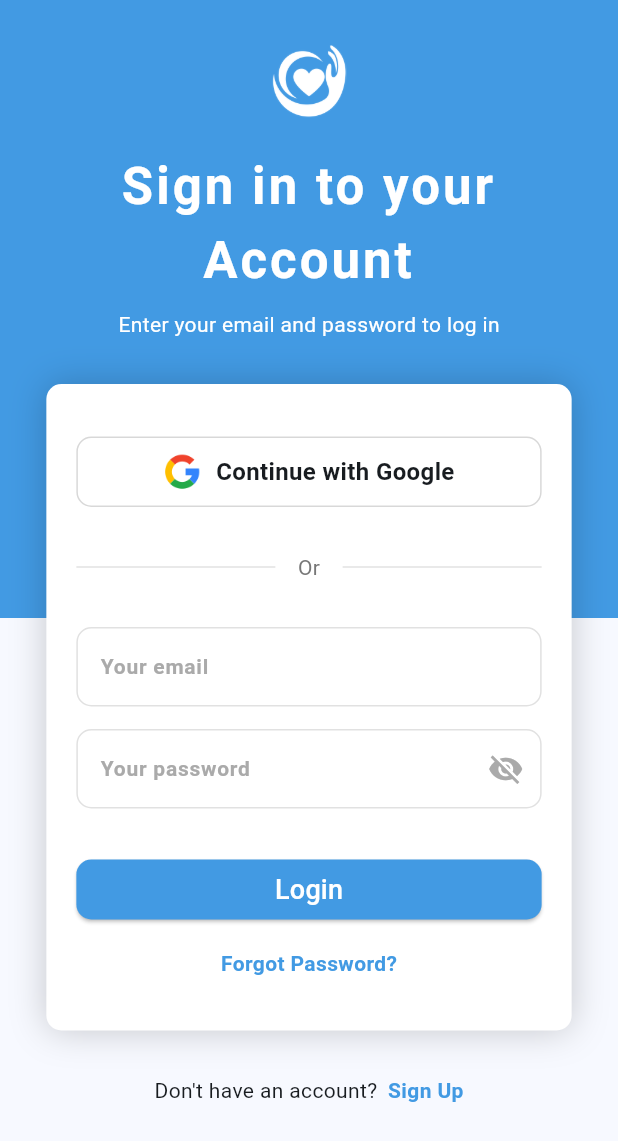
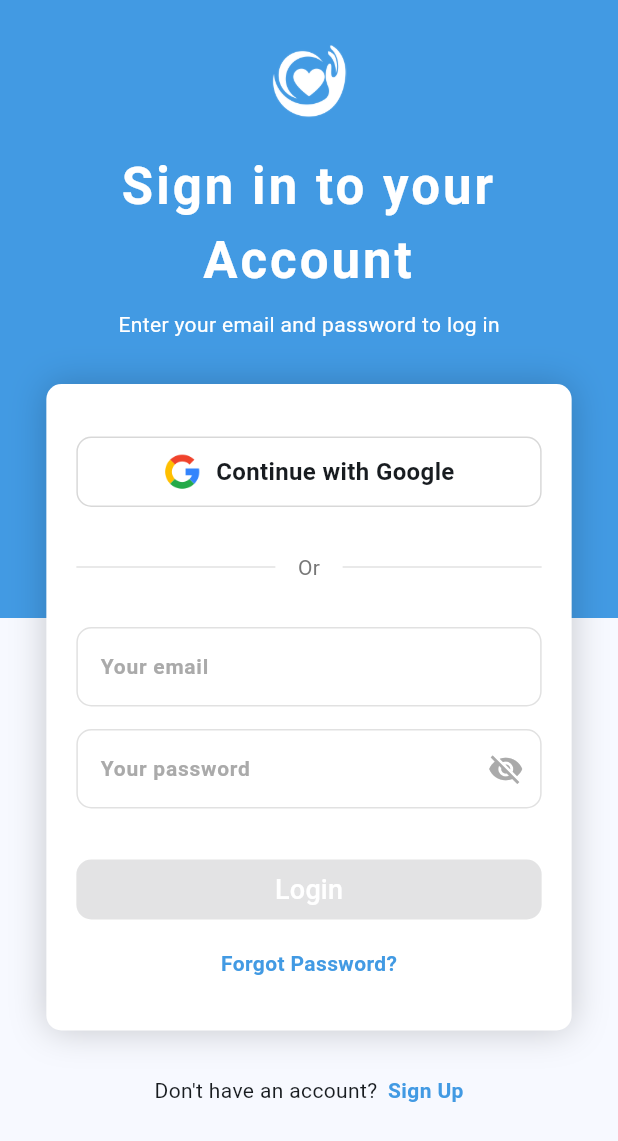
Before and after one commit to abdullahessamm/AI-Care, a Flutter app: the screen it shows after launch, on a phone screen of 412 x 824 dp. Shown: the top 1141 px of the screen. Run offline on Flutter 3.47's test engine with Material 3 defaults, Android fonts, the phone set to English and light mode, and no system bars; our stand-ins replace firebase_auth, firebase_core, flutter_bloc, google_sign_in; accounts and stored records are empty; Roboto replaces fonts that are missing (Tahoma).

Commit message:
login module ready

```diff
--- a/lib/data/datasources/auth/auth_datasource_interface.dart
+++ /dev/null
@@ -1,14 +0,0 @@
-import 'package:ai_care/domain/entities/user.dart';
-
-class AuthResult {
-  final bool success;
-  final User? user;
-  final String? errorMessage;
-
-  AuthResult({required this.success, this.user, this.errorMessage});
-
-  factory AuthResult.success(User user) =>
-      AuthResult(success: true, user: user);
-  factory AuthResult.failure(String errorMessage) =>
-      AuthResult(success: false, errorMessage: errorMessage);
-}
--- a/lib/domain/usecases/auth/login_with_google_usecase.dart
+++ b/lib/domain/usecases/auth/login_with_google_usecase.dart
@@ -5,8 +5,7 @@ class LoginWithGoogleUsecase {
 
   LoginWithGoogleUsecase({required this.authRepository});
 
-  Future<bool> execute() async {
-    AuthResult result = await authRepository.loginWithGoogle();
-    return result.success;
+  Future<AuthResult> execute() async {
+    return await authRepository.loginWithGoogle();
   }
 }
--- a/lib/main.dart
+++ b/lib/main.dart
@@ -1,14 +1,16 @@
 import 'package:ai_care/core/constants/app_color.dart';
+import 'package:ai_care/presentation/blocs/auth/auth_bloc.dart';
 import 'package:ai_care/presentation/views/auth_view.dart';
 import 'package:ai_care/presentation/views/main_view.dart';
 import 'package:firebase_core/firebase_core.dart';
 import 'package:flutter/material.dart';
 import 'package:flutter/services.dart';
+import 'package:flutter_bloc/flutter_bloc.dart';
 
 void main() async {
   WidgetsFlutterBinding.ensureInitialized();
   await Firebase.initializeApp();
-  runApp(const MyApp());
+  runApp(BlocProvider(create: (context) => AuthBloc(), child: const MyApp()));
 }
 
 class MyApp extends StatefulWidget {
@@ -19,7 +21,19 @@ class MyApp extends StatefulWidget {
 }
 
 class _MyAppState extends State<MyApp> {
-  final bool isLoggedIn = false;
+  bool isLoggedIn = false;
+
+  @override
+  void initState() {
+    final AuthBloc authBloc = context.read<AuthBloc>();
+    authBloc.add(CheckIfLoggedInEvent());
+    authBloc.stream.listen((AuthState state) {
+      setState(() {
+        isLoggedIn = state is Authenticated;
+      });
+    });
+    super.initState();
+  }
 
   @override
   Widget build(BuildContext context) {
--- /dev/null
+++ b/lib/presentation/blocs/auth/auth_event.dart
@@ -0,0 +1,25 @@
+part of 'auth_bloc.dart';
+
+@immutable
+sealed class AuthEvent {}
+
+class CheckIfLoggedInEvent extends AuthEvent {}
+
+class LoginWithEmailAndPasswordEvent extends AuthEvent {
+  final String email;
+  final String password;
+
+  LoginWithEmailAndPasswordEvent({required this.email, required this.password});
+}
+
+class LoginWithGoogleEvent extends AuthEvent {}
+
+class LogoutEvent extends AuthEvent {}
+
+class SignUpWithEmailAndPasswordEvent extends AuthEvent {
+  final String email;
+  final String password;
+
+  SignUpWithEmailAndPasswordEvent(
+      {required this.email, required this.password});
+}
--- /dev/null
+++ b/lib/presentation/blocs/auth/auth_state.dart
@@ -0,0 +1,22 @@
+part of 'auth_bloc.dart';
+
+@immutable
+sealed class AuthState {}
+
+final class AuthInitial extends AuthState {}
+
+final class AuthLoading extends AuthState {}
+
+final class Authenticated extends AuthState {
+  final User? user;
+
+  Authenticated({required this.user});
+}
+
+final class Unauthenticated extends AuthState {}
+
+final class AuthError extends AuthState {
+  final String? errorMessage;
+
+  AuthError({this.errorMessage});
+}
--- a/lib/presentation/pages/auth_view/login_page.dart
+++ b/lib/presentation/pages/auth_view/login_page.dart
@@ -1,7 +1,6 @@
 import 'package:ai_care/core/constants/app_color.dart';
-import 'package:ai_care/core/errors/firebase_errors.dart';
-import 'package:ai_care/data/repositories/auth/firebase_auth_repository.dart';
-import 'package:ai_care/domain/usecases/auth/login_with_google_usecase.dart';
+import 'package:ai_care/presentation/blocs/auth/auth_bloc.dart';
+import 'package:flutter_bloc/flutter_bloc.dart';
 import 'package:flutter/material.dart';
 
 class LoginPage extends StatefulWidget {
@@ -12,13 +11,46 @@ class LoginPage extends StatefulWidget {
 }
 
 class _LoginPageState extends State<LoginPage> {
-  final TextEditingController _emailController = TextEditingController();
-  final TextEditingController _passwordController = TextEditingController();
+  late TextEditingController _emailController;
+  late TextEditingController _passwordController;
   bool _showPassword = false;
+  bool _emailEmpty = true;
+  bool _passwordEmpty = true;
+  bool _googleLoginLoading = false;
+  bool _emailPasswordLoginLoading = false;
+
+  @override
+  void initState() {
+    super.initState();
+    _emailController = TextEditingController();
+    _passwordController = TextEditingController();
+
+    _emailController.addListener(() {
+      setState(() {
+        _emailEmpty = _emailController.text.isEmpty;
+      });
+    });
+    _passwordController.addListener(() {
+      setState(() {
+        _passwordEmpty = _passwordController.text.isEmpty;
+      });
+    });
+  }
 
   @override
   Widget build(BuildContext context) {
-    return Container(
+    return BlocListener<AuthBloc, AuthState>(
+      listener: (context, state) {
+        if (state is AuthError) {
+          _showErrorDialog(context, state);
+          _passwordController.clear();
+          setState(() {
+            _googleLoginLoading = false;
+            _emailPasswordLoginLoading = false;
+          });
+        }
+      },
+      child: Container(
         padding: const EdgeInsets.symmetric(vertical: 30.0),
         child: Center(
           child: Column(
@@ -86,18 +118,14 @@ class _LoginPageState extends State<LoginPage> {
                     Padding(
                       padding: const EdgeInsets.only(top: 15),
                       child: InkWell(
-                      onTap: () async {
-                        // TODO: handle google login
-                        try {
-                          bool success = await LoginWithGoogleUsecase(
-                                  authRepository:
-                                      FirebaseAuthRepository.instance)
-                              .execute();
-                        } on FirebaseErrors catch (e) {
-                          print(e.code);
-                        } catch (e) {
-                          print(e);
-                        }
+                        onTap: () {
+                          if (_googleLoginLoading) return;
+
+                          setState(() {
+                            _googleLoginLoading = true;
+                          });
+
+                          context.read<AuthBloc>().add(LoginWithGoogleEvent());
                         },
                         child: Container(
                           padding: const EdgeInsets.symmetric(vertical: 10),
@@ -107,17 +135,26 @@ class _LoginPageState extends State<LoginPage> {
                             border:
                                 Border.all(color: Colors.grey.withOpacity(0.4)),
                           ),
-                        child: const Row(
+                          child: Row(
                             mainAxisAlignment: MainAxisAlignment.center,
                             children: [
-                            Image(
+                              _googleLoginLoading
+                                  ? const SizedBox(
+                                      width: 25,
+                                      height: 25,
+                                      child: CircularProgressIndicator(
+                                        color: AppColors.primary,
+                                        strokeWidth: 3,
+                                      ),
+                                    )
+                                  : const Image(
                                       width: 25,
                                       image: AssetImage(
                                           'assets/images/google_logo.png')),
-                            SizedBox(
+                              const SizedBox(
                                 width: 10,
                               ),
-                            Text(
+                              const Text(
                                 "Continue with Google",
                                 style: TextStyle(
                                     fontWeight: FontWeight.bold, fontSize: 16),
@@ -234,17 +271,38 @@ class _LoginPageState extends State<LoginPage> {
                       padding: const EdgeInsets.only(top: 15.0),
                       width: double.infinity,
                       child: ElevatedButton(
-                        onPressed: () {
-                          // TODO validate form and handle login logic
+                          onPressed: _emailPasswordLoginLoading ||
+                                  _emailEmpty ||
+                                  _passwordEmpty
+                              ? null
+                              : () {
+                                  setState(() {
+                                    _emailPasswordLoginLoading = true;
+                                  });
+
+                                  context.read<AuthBloc>().add(
+                                      LoginWithEmailAndPasswordEvent(
+                                          email: _emailController.text,
+                                          password: _passwordController.text));
                                 },
                           style: ElevatedButton.styleFrom(
                               backgroundColor: AppColors.primary,
                               foregroundColor: Colors.white,
                               shape: RoundedRectangleBorder(
                                   borderRadius: BorderRadius.circular(10))),
-                        child: const Text(
+                          child: _emailPasswordLoginLoading
+                              ? const SizedBox(
+                                  height: 20,
+                                  width: 20,
+                                  child: CircularProgressIndicator(
+                                    color: Colors.white,
+                                    strokeWidth: 2,
+                                  ),
+                                )
+                              : const Text(
                                   "Login",
-                          style: TextStyle(color: Colors.white, fontSize: 18),
+                                  style: TextStyle(
+                                      color: Colors.white, fontSize: 18),
                                 )),
                     ),
                     // forgot password link
@@ -269,6 +327,18 @@ class _LoginPageState extends State<LoginPage> {
             ],
           ),
         ),
+      ),
     );
   }
+
+  void _showErrorDialog(BuildContext context, AuthError state) {
+    showDialog(
+        context: context,
+        builder: (context) => AlertDialog(
+              icon: const Icon(Icons.error),
+              title: const Text("Login error"),
+              content: Text(state.errorMessage ??
+                  "Something went wrong during logging in"),
+            ));
   }
+}
```
Also changed, not shown: lib/data/datasources/auth/firebase_auth_datasource.dart (+4 -6 lines), lib/data/models/user_model.dart (+8 -2 lines), lib/data/repositories/auth/firebase_auth_repository.dart (+18 -7 lines), lib/domain/usecases/auth/get_auth_user_usecase.dart (added, +12 -0 lines), lib/domain/usecases/auth/login_usecase.dart (+2 -5 lines), lib/domain/usecases/auth/sign_up_usecase.dart (+2 -5 lines), lib/presentation/blocs/auth/auth_bloc.dart (added, +61 -0 lines). Lines whose indentation alone changed are shown as unchanged.
